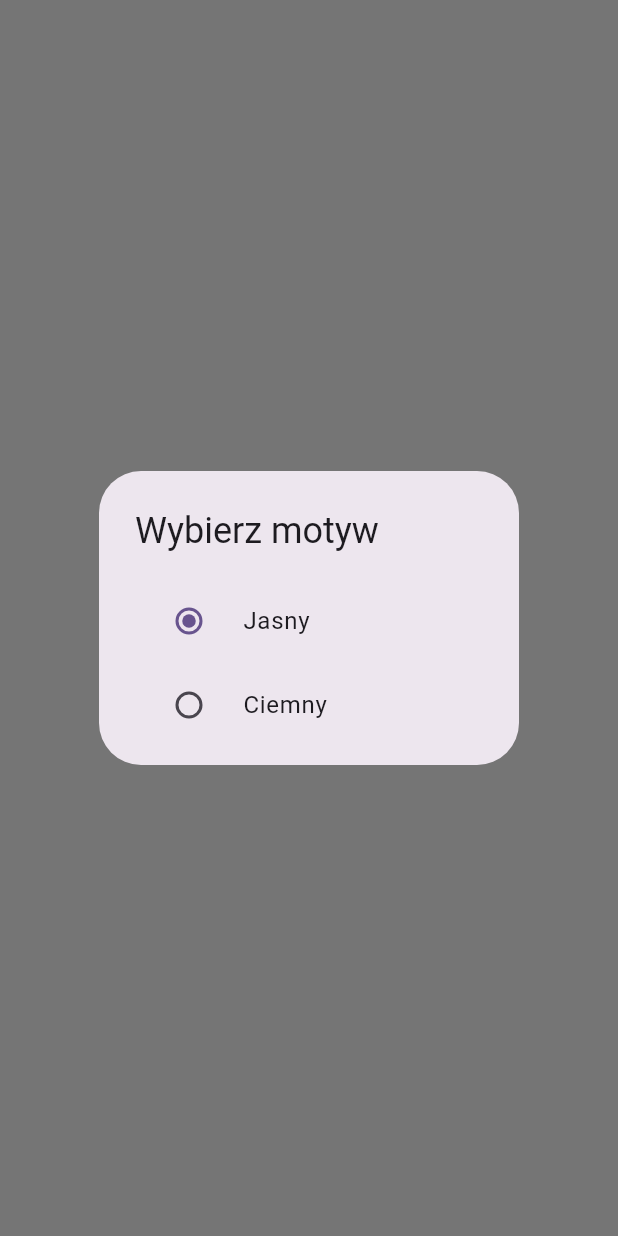
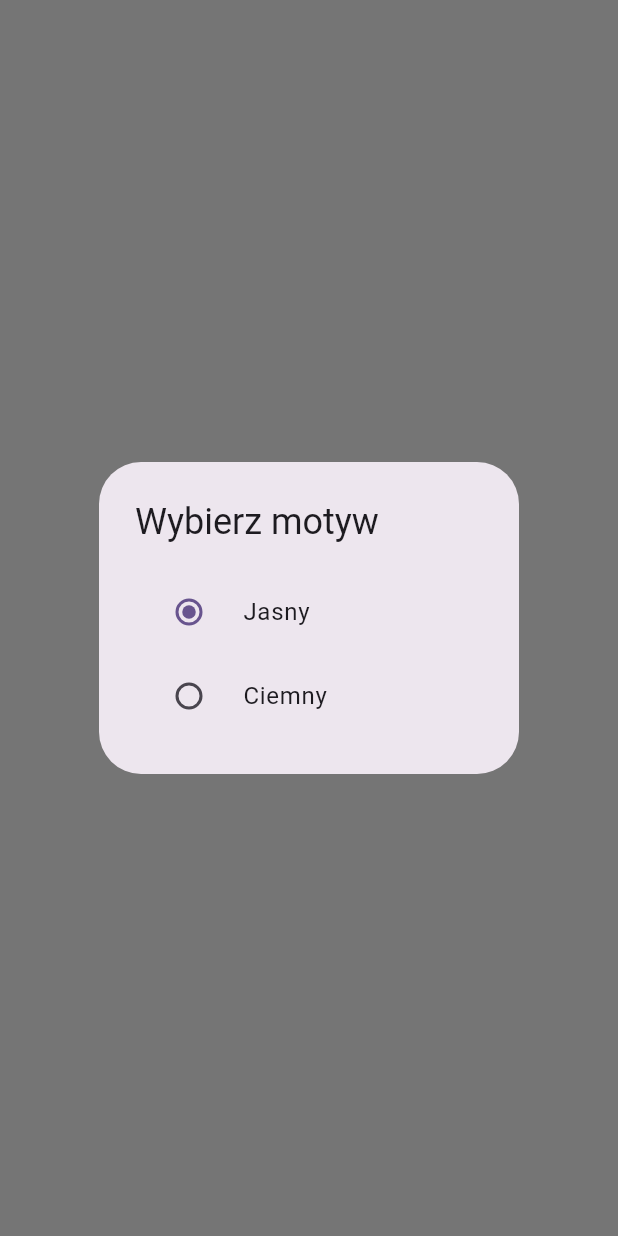
Before and after one commit to BadClup/internat-management, a Flutter app: what themeDialogBuilder() shows on an empty page, opened directly, after a tap on "Jasny", on a phone screen of 412 x 824 dp. Run offline on Flutter 3.47's test engine with Material 3 defaults, Android fonts, the phone set to English and light mode, and no system bars; our stand-ins replace bloc, equatable, flutter_bloc, flutter_dotenv, flutter_secure_storage, go_router; accounts and stored records are empty.

Commit message:
feat: create AppTheme class for managing themes
- saving to storage user selected theme
- fix problem with height of theme_dialog

```diff
--- /dev/null
+++ b/client/devtools_options.yaml
@@ -0,0 +1,3 @@
+description: This file stores settings for Dart & Flutter DevTools.
+documentation: https://docs.flutter.dev/tools/devtools/extensions#configure-extension-enablement-states
+extensions:
--- a/client/lib/blocs/theme/theme_bloc.dart
+++ b/client/lib/blocs/theme/theme_bloc.dart
@@ -1,16 +1,24 @@
 import 'package:bloc/bloc.dart';
 import 'package:equatable/equatable.dart';
 import 'package:flutter/material.dart';
-import 'package:internat_management/theme.dart';
+import 'package:internat_management/models/theme.dart';
 
 part 'theme_event.dart';
 
 part 'theme_state.dart';
 
 class ThemeBloc extends Bloc<ThemeEvent, ThemeState> {
-  ThemeBloc() : super(ThemeState(themeData: darkTheme)) {
+  ThemeBloc() : super(ThemeState(themeData: AppTheme.darkTheme)) {
+    on<InitTheme>((event, emit) async {
+      final theme = await AppTheme.getTheme();
 
-    on<ChangeTheme>((event, emit) {
+      if (theme != null && theme != state.themeData) {
+        emit(ThemeState(themeData: theme));
+      }
+    });
+
+    on<ChangeTheme>((event, emit) async {
+      await AppTheme.saveTheme(event.themeData);
       emit(ThemeState(themeData: event.themeData));
     });
   }
--- a/client/lib/blocs/theme/theme_event.dart
+++ b/client/lib/blocs/theme/theme_event.dart
@@ -15,3 +15,5 @@ class ChangeTheme extends ThemeEvent {
   @override
   List<Object> get props => [themeData];
 }
+
+class InitTheme extends ThemeEvent {}
--- a/client/lib/main.dart
+++ b/client/lib/main.dart
@@ -18,10 +18,8 @@ class MyApp extends StatelessWidget {
   Widget build(BuildContext context) {
     return MultiBlocProvider(
         providers: [
-          BlocProvider(create: (context) =>
-          UserBloc()
-            ..add(const InitUser())),
-          BlocProvider(create: (context) => ThemeBloc())
+          BlocProvider(create: (context) => UserBloc()..add(const InitUser())),
+          BlocProvider(create: (context) => ThemeBloc()..add(InitTheme()))
         ],
         child: BlocBuilder<ThemeBloc, ThemeState>(
           builder: (context, state) {
--- /dev/null
+++ b/client/lib/models/theme.dart
@@ -0,0 +1,63 @@
+import 'package:flutter/material.dart';
+import 'package:flutter_secure_storage/flutter_secure_storage.dart';
+
+class AppColors {
+  static Color primaryColor = const Color.fromRGBO(103, 80, 164, 1);
+  static Color primaryAccent = const Color.fromRGBO(79, 55, 139, 1);
+  static Color textColor = const Color.fromRGBO(29, 27, 32, 1);
+  static Color error = const Color.fromRGBO(179, 38, 30, 1);
+}
+
+class AppTheme {
+  static final ThemeData lightTheme = ThemeData(
+    colorScheme: ColorScheme.fromSeed(
+        seedColor: Colors.deepPurple, surface: Colors.white),
+    appBarTheme: AppBarTheme(
+      backgroundColor: Colors.deepPurple[100],
+    ),
+    inputDecorationTheme: InputDecorationTheme(
+        border: const OutlineInputBorder(
+            borderRadius: BorderRadius.all(Radius.circular(15))),
+        fillColor: AppColors.primaryColor,
+        prefixIconColor: AppColors.primaryColor),
+  );
+  static final ThemeData darkTheme = ThemeData(
+    colorScheme: ColorScheme.fromSeed(
+        seedColor: Colors.purple,
+        surface: Colors.grey[700],
+        brightness: Brightness.dark),
+    appBarTheme: AppBarTheme(
+      backgroundColor: Colors.deepPurple[900],
+    ),
+    inputDecorationTheme: InputDecorationTheme(
+        border: const OutlineInputBorder(
+            borderRadius: BorderRadius.all(Radius.circular(15))),
+        fillColor: AppColors.primaryColor,
+        prefixIconColor: AppColors.primaryColor),
+  );
+
+  static Future<ThemeData?> getTheme() async {
+    const storage = FlutterSecureStorage();
+    final theme = await storage.read(key: "theme");
+
+    if (theme == "dark") {
+      return darkTheme;
+    }
+
+    if(theme == "light") {
+      return lightTheme;
+    }
+
+    return null;
+  }
+
+  static Future<void> saveTheme(ThemeData theme) async {
+    const storage = FlutterSecureStorage();
+
+    if (theme.brightness == Brightness.dark) {
+      await storage.write(key: "theme", value: "dark");
+    } else {
+      await storage.write(key: "theme", value: "light");
+    }
+  }
+}
--- a/client/lib/screens/login/login.dart
+++ b/client/lib/screens/login/login.dart
@@ -3,7 +3,7 @@ import 'package:flutter_bloc/flutter_bloc.dart';
 import 'package:go_router/go_router.dart';
 import 'package:internat_management/blocs/user/user_bloc.dart';
 import 'package:internat_management/models/user.dart';
-import 'package:internat_management/theme.dart';
+import 'package:internat_management/models/theme.dart';
 
 class LoginScreen extends StatelessWidget {
   LoginScreen({super.key});
--- a/client/lib/screens/settings/settings.dart
+++ b/client/lib/screens/settings/settings.dart
@@ -2,7 +2,7 @@ import 'package:flutter/material.dart';
 import 'package:flutter_bloc/flutter_bloc.dart';
 import 'package:internat_management/screens/settings/theme_dialog.dart';
 import 'package:internat_management/shared/navbar.dart';
-import 'package:internat_management/theme.dart';
+import 'package:internat_management/models/theme.dart';
 
 import '../../blocs/user/user_bloc.dart';
 
--- a/client/lib/screens/settings/theme_dialog.dart
+++ b/client/lib/screens/settings/theme_dialog.dart
@@ -1,10 +1,10 @@
 import 'package:flutter/material.dart';
 import 'package:flutter_bloc/flutter_bloc.dart';
-import 'package:internat_management/theme.dart';
+import 'package:internat_management/models/theme.dart';
 
 import '../../blocs/theme/theme_bloc.dart';
 
-List<ThemeData> themes = [lightTheme, darkTheme];
+List<ThemeData> themes = [AppTheme.lightTheme, AppTheme.darkTheme];
 
 Future<void> themeDialogBuilder(BuildContext context) {
   return showDialog(
@@ -12,11 +12,10 @@ Future<void> themeDialogBuilder(BuildContext context) {
       builder: (BuildContext context) {
         return AlertDialog(
             title: const Text("Wybierz motyw"),
+            scrollable: true,
             content: BlocBuilder<ThemeBloc, ThemeState>(
               builder: (context, state) {
-                return SizedBox(
-                  height: 100.0,
-                  child: Column(
+                return Column(
                     children: [
                       RadioListTile(
                         value: themes[0],
@@ -43,8 +42,7 @@ Future<void> themeDialogBuilder(BuildContext context) {
                         title: const Text("Ciemny"),
                       )
                     ],
-                  ),
-                );
+                  );
               },
             ));
       });
--- a/client/lib/theme.dart
+++ /dev/null
@@ -1,36 +0,0 @@
-import 'package:flutter/material.dart';
-
-class AppColors {
-  static Color primaryColor = const Color.fromRGBO(103, 80, 164, 1);
-  static Color primaryAccent = const Color.fromRGBO(79, 55, 139, 1);
-  static Color textColor = const Color.fromRGBO(29, 27, 32, 1);
-  static Color error = const Color.fromRGBO(179, 38, 30, 1);
-}
-
-ThemeData lightTheme = ThemeData(
-  colorScheme:
-      ColorScheme.fromSeed(seedColor: Colors.deepPurple, surface: Colors.white),
-  appBarTheme: AppBarTheme(
-    backgroundColor: Colors.deepPurple[100],
-  ),
-  inputDecorationTheme: InputDecorationTheme(
-      border: const OutlineInputBorder(
-          borderRadius: BorderRadius.all(Radius.circular(15))),
-      fillColor: AppColors.primaryColor,
-      prefixIconColor: AppColors.primaryColor),
-);
-
-ThemeData darkTheme = ThemeData(
-  colorScheme: ColorScheme.fromSeed(
-      seedColor: Colors.purple,
-      surface: Colors.grey[700],
-      brightness: Brightness.dark),
-  appBarTheme: AppBarTheme(
-    backgroundColor: Colors.deepPurple[900],
-  ),
-  inputDecorationTheme: InputDecorationTheme(
-      border: const OutlineInputBorder(
-          borderRadius: BorderRadius.all(Radius.circular(15))),
-      fillColor: AppColors.primaryColor,
-      prefixIconColor: AppColors.primaryColor),
-);
```
Also changed, not shown: client/lib/models/user.dart (+5 -17 lines).
